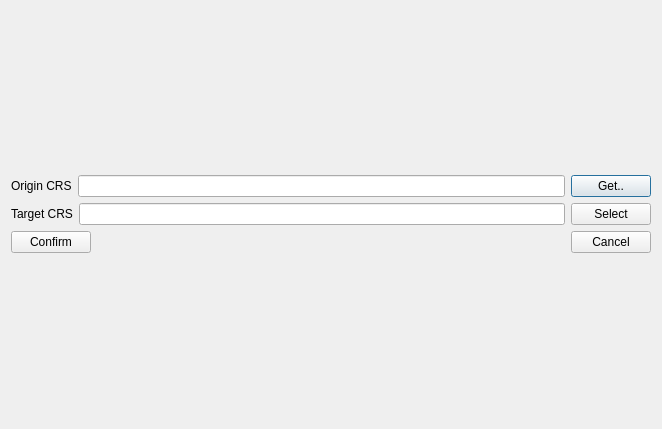
This is gwmcoordinate.ui in GWmodel-Lab/GWmodelS as Qt 5 draws it before an edit. The edited form follows.
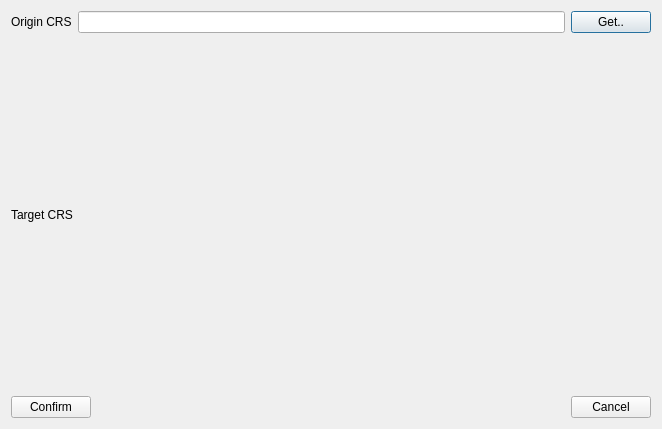
This is the edited form.

Patch:
```diff
--- a/gwmcoordinate.ui
+++ b/gwmcoordinate.ui
@@ -46,20 +46,6 @@
          </property>
         </widget>
        </item>
-       <item>
-        <widget class="QLineEdit" name="lineEditTar">
-         <property name="maxLength">
-          <number>32799</number>
-         </property>
-        </widget>
-       </item>
-       <item>
-        <widget class="QPushButton" name="BtnCrs">
-         <property name="text">
-          <string>Select</string>
-         </property>
-        </widget>
-       </item>
       </layout>
      </item>
      <item>
```
